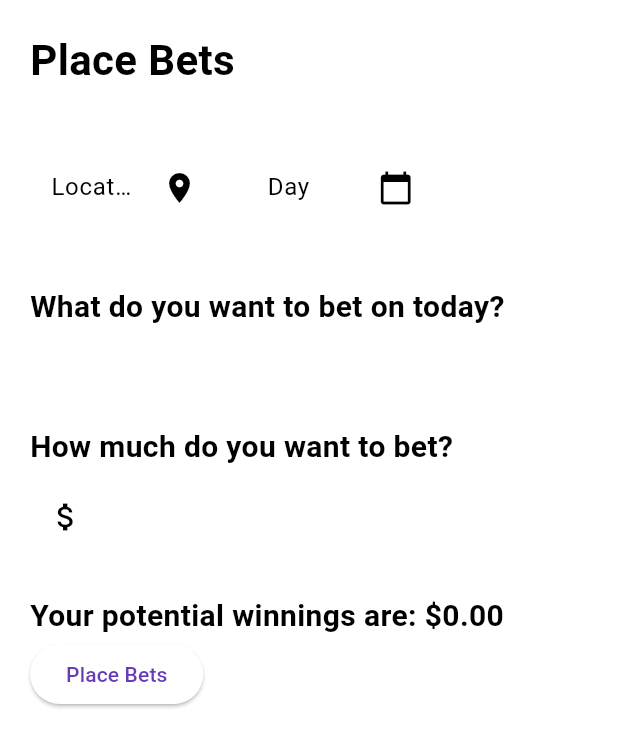
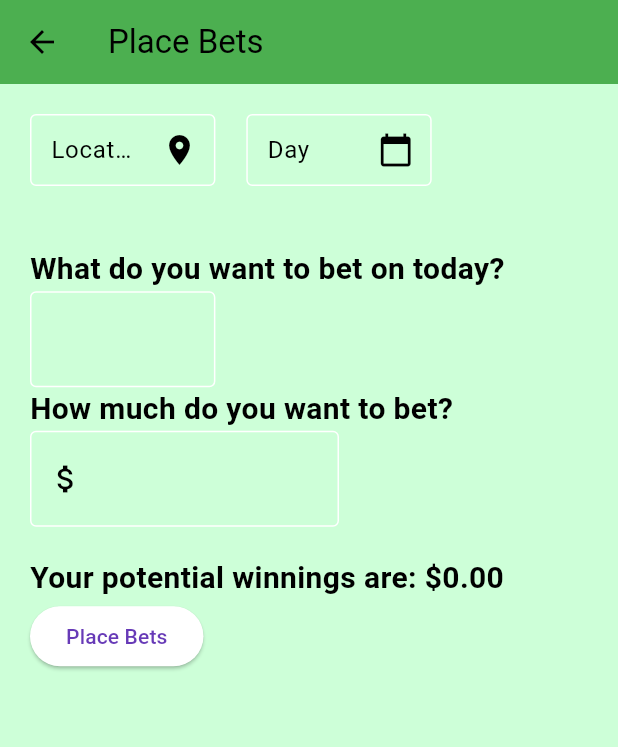
Before and after one commit to AugustanaCSC490Spring2024/Lark, a Flutter app: the BetsPage screen opened directly, on a phone screen of 412 x 824 dp. Shown: the top 747 px of the screen. Run offline on Flutter 3.47's test engine with Material 3 defaults, Android fonts, the phone set to English and light mode, and no system bars; our stand-ins replace cloud_firestore, firebase_auth, firebase_core, weather_icons; missing offline and left inert: dart:html, dice_icons; accounts and stored records are empty; network calls fail.

Commit message:
updating the account and bet page

```diff
--- a/lib/AccountPage.dart
+++ b/lib/AccountPage.dart
@@ -29,7 +29,9 @@ class AccountPage extends StatelessWidget {
         appBar: AppBar(
           title: const Text('Accounts'),
         ),
+        backgroundColor: Color(0xffcdffd8),
         body: SingleChildScrollView(
+
           padding: const EdgeInsets.all(20.0),
           child: Column(
             mainAxisAlignment: MainAxisAlignment.center,
--- a/lib/BetsPage.dart
+++ b/lib/BetsPage.dart
@@ -43,6 +43,11 @@ class BetsPageState extends State<BetsPage> {
   Widget build(BuildContext context) {
     Size screenSize = MediaQuery.of(context).size;
     return Scaffold(
+      appBar: AppBar(
+        title: const Text('Place Bets'),
+        backgroundColor: Colors.green,
+      ),
+      backgroundColor: Color(0xffcdffd8),
       body: SingleChildScrollView(
         child: Padding(
 
@@ -66,14 +71,14 @@ class BetsPageState extends State<BetsPage> {
               //   ),
               // ),
 
-              const Text(
-                'Place Bets',
-                style: TextStyle(
-                  fontSize: 28.0,
-                  fontWeight: FontWeight.bold,
-                ),
-              ),
-              SizedBox(height: screenSize.height * 0.05),
+              // const Text(
+              //   'Place Bets',
+              //   style: TextStyle(
+              //     fontSize: 28.0,
+              //     fontWeight: FontWeight.bold,
+              //   ),
+              // ),
+              // SizedBox(height: screenSize.height * 0.05),
               Row(
                 children:[
 
```
